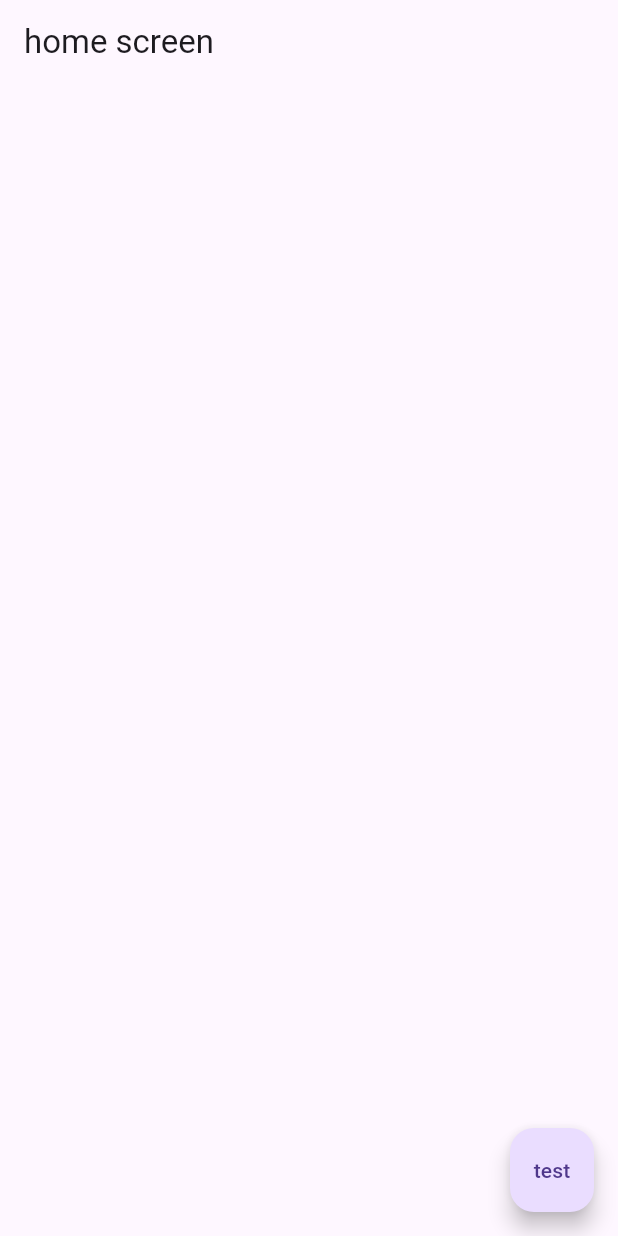
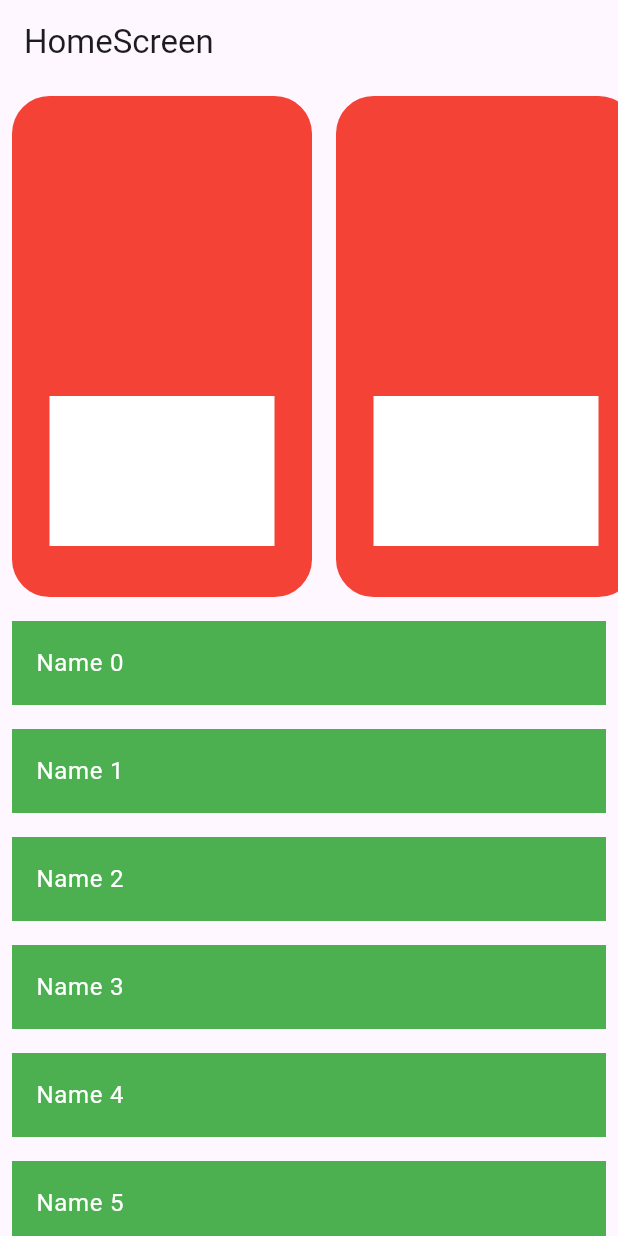
Before and after one commit to sanjay-padanilam/full_version_newsapp, a Flutter app: the screen it shows after launch, on a phone screen of 412 x 824 dp. Run offline on Flutter 3.47's test engine with Material 3 defaults, Android fonts, the light colour scheme and no system bars.

Commit message:
ui_homescreen_Almost

```diff
--- a/lib/controller/homeScreen_controller.dart
+++ b/lib/controller/homeScreen_controller.dart
@@ -9,6 +9,16 @@ class HomescreenController with ChangeNotifier {
   List<Article> everythinglist = [];
 
   List<Article> topheadlines = [];
+
+  static List<String> categoryList = [
+    "business",
+    "entertainment",
+    "general",
+    "health",
+    "science",
+    "sports",
+    "technology"
+  ];
 
   Future<void> getarticle() async {
     notifyListeners();
--- a/lib/view/home_screen/Home_screen.dart
+++ b/lib/view/home_screen/Home_screen.dart
@@ -1,98 +1,78 @@
 import 'package:flutter/material.dart';
-import 'package:full_version_newsapp/controller/homeScreen_controller.dart';
 
-import 'package:provider/provider.dart';
-
-class HomeScreen extends StatefulWidget {
+class HomeScreen extends StatelessWidget {
   const HomeScreen({super.key});
-
-  @override
-  State<HomeScreen> createState() => _HomeScreenState();
-}
-
-class _HomeScreenState extends State<HomeScreen> {
-  @override
-  void initState() {
-    WidgetsBinding.instance.addPostFrameCallback(
-      (timeStamp) {
-        context.read<HomescreenController>().gettopHeadline();
-      },
-    );
-    super.initState();
-  }
 
   @override
   Widget build(BuildContext context) {
     return Scaffold(
-        floatingActionButton: FloatingActionButton(
-          onPressed: () async {
-            await context.read<HomescreenController>().gettopHeadline();
-          },
-          child: Text("test"),
+      appBar: AppBar(
+        title: Text("HomeScreen"),
       ),
-        appBar: AppBar(
-          title: Text("home screen"),
-        ),
-        body: Consumer<HomescreenController>(
-          builder: (context, homeproviderobj, child) => SingleChildScrollView(
+      body: SingleChildScrollView(
         child: Column(
           children: [
-                SizedBox(
-                  height: 400,
-                  child: ListView.separated(
+            topsontainer_section(), // Fixed top section
+            second_containersection(),
+          ],
+        ),
+      ),
+    );
+  }
+
+  Widget second_containersection() {
+    return SingleChildScrollView(
+      child: Column(
+        children: List.generate(
+          20, // Adjust the number of items as needed
+          (index) => Padding(
+            padding: const EdgeInsets.all(8.0),
+            child: ListTile(
+              tileColor: Colors.green,
+              title: Text(
+                'Name $index',
+                style: TextStyle(color: Colors.white),
+              ),
+            ),
+          ),
+        ),
+      ),
+    );
+  }
+
+  // Top section container
+  Container topsontainer_section() {
+    return Container(
+      height: 350, // Adjust height based on your needs
+      child: ListView.builder(
+        shrinkWrap: true,
         scrollDirection: Axis.horizontal,
-                      itemBuilder: (context, index) => Container(
-                            width: 250,
-                            child: ClipRRect(
-                              borderRadius: BorderRadius.circular(15.0),
+        itemCount: 10,
+        itemBuilder: (context, index) => Padding(
+          padding: const EdgeInsets.all(8.0),
           child: Stack(
             children: [
-                                  Positioned.fill(
-                                    child: Image.network(
-                                      homeproviderobj
-                                          .topheadlines[index].urlToImage
-                                          .toString(),
-                                      fit: BoxFit.cover,
+              Container(
+                decoration: BoxDecoration(
+                  color: Colors.red,
+                  borderRadius: BorderRadius.circular(25),
                 ),
+                width: 200,
               ),
               Positioned(
-                                    bottom: 20,
-                                    left: 0,
-                                    right: 0,
-                                    child: Padding(
-                                      padding: const EdgeInsets.all(8.0),
+                top: 200,
+                left: 25,
+                right: 25,
                 child: Container(
-                                        height: 150,
+                  color: Colors.white,
+                  height: 100,
                   width: 100,
-                                        padding: EdgeInsets.symmetric(
-                                            vertical: 10.0, horizontal: 15.0),
-                                        color: Colors.black.withOpacity(0.6),
-                                        child: Text(
-                                          homeproviderobj
-                                              .topheadlines[index].title
-                                              .toString(),
-                                          style: TextStyle(
-                                            color: Colors.white,
-                                            fontSize: 16.0,
-                                            fontWeight: FontWeight.bold,
-                                          ),
-                                          textAlign: TextAlign.center,
-                                        ),
-                                      ),
                 ),
               ),
             ],
           ),
         ),
       ),
-                      separatorBuilder: (context, index) => SizedBox(
-                            width: 25,
-                          ),
-                      itemCount: homeproviderobj.topheadlines.length),
-                )
-              ],
-            ),
-          ),
-        ));
+    );
   }
 }
```
Lines whose indentation alone changed are shown as unchanged.
